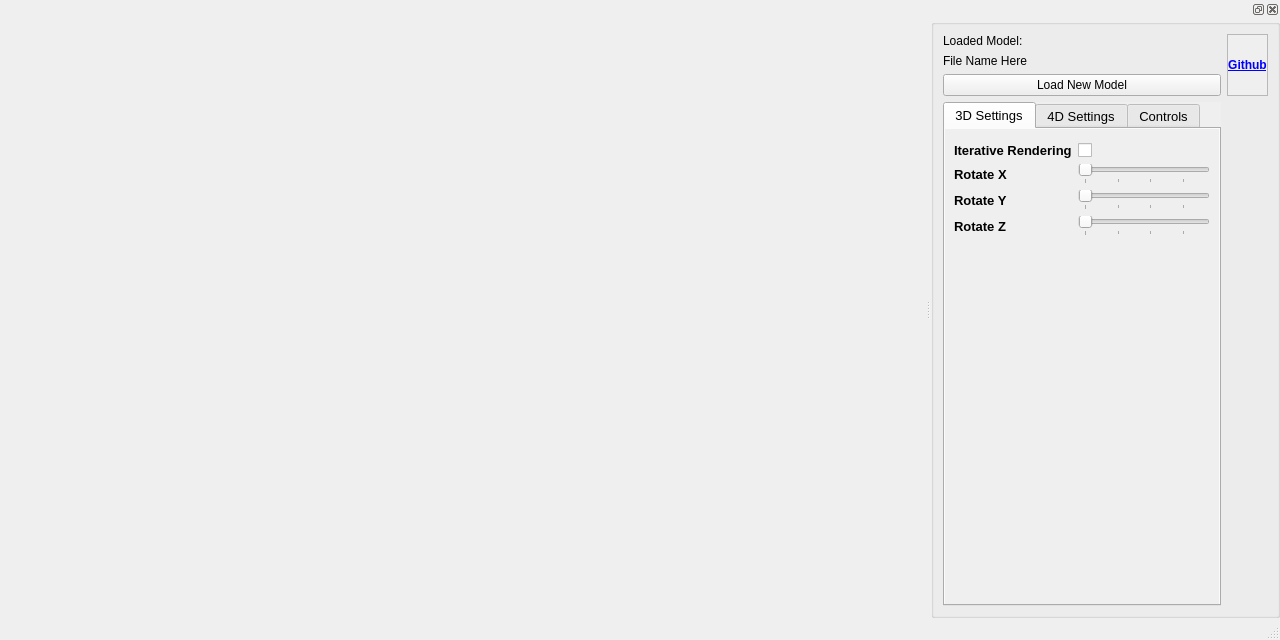
First picture: the form in src/MainWindow.ui, repository Luminic/NWAPW_RayTracer, before the edit.
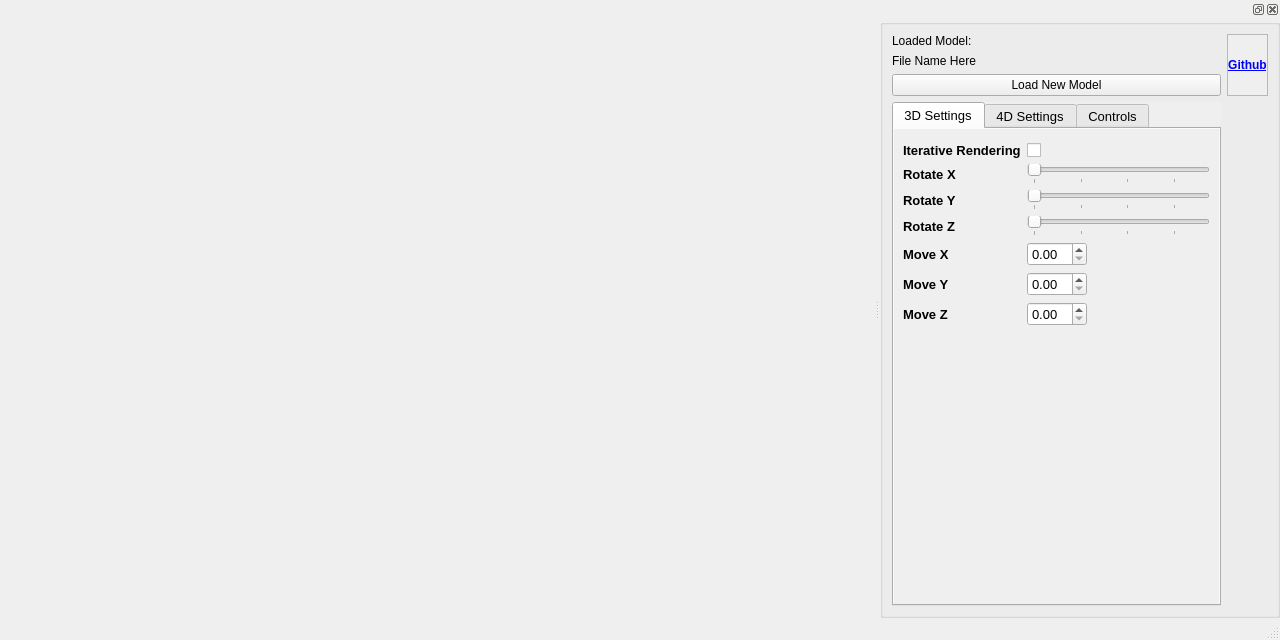
Second picture: the form after the edit. The open tabs and pages were chosen to show the change.

What changed in the file:
```diff
--- a/src/MainWindow.ui
+++ b/src/MainWindow.ui
@@ -16,6 +16,18 @@
   <widget class="QWidget" name="placeholder_widget"/>
   <widget class="QStatusBar" name="statusbar"/>
   <widget class="QDockWidget" name="dockWidget">
+   <property name="sizePolicy">
+    <sizepolicy hsizetype="Minimum" vsizetype="Preferred">
+     <horstretch>0</horstretch>
+     <verstretch>0</verstretch>
+    </sizepolicy>
+   </property>
+   <property name="minimumSize">
+    <size>
+     <width>400</width>
+     <height>421</height>
+    </size>
+   </property>
    <attribute name="dockWidgetArea">
     <number>2</number>
    </attribute>
@@ -197,6 +209,54 @@
              </property>
             </widget>
            </item>
+           <item row="4" column="0">
+            <widget class="QLabel" name="label_10">
+             <property name="font">
+              <font>
+               <weight>75</weight>
+               <bold>true</bold>
+              </font>
+             </property>
+             <property name="text">
+              <string>Move X</string>
+             </property>
+            </widget>
+           </item>
+           <item row="4" column="1">
+            <widget class="QDoubleSpinBox" name="doubleSpinBox"/>
+           </item>
+           <item row="5" column="0">
+            <widget class="QLabel" name="label_11">
+             <property name="font">
+              <font>
+               <weight>75</weight>
+               <bold>true</bold>
+              </font>
+             </property>
+             <property name="text">
+              <string>Move Y</string>
+             </property>
+            </widget>
+           </item>
+           <item row="5" column="1">
+            <widget class="QDoubleSpinBox" name="doubleSpinBox_2"/>
+           </item>
+           <item row="6" column="0">
+            <widget class="QLabel" name="label_12">
+             <property name="font">
+              <font>
+               <weight>75</weight>
+               <bold>true</bold>
+              </font>
+             </property>
+             <property name="text">
+              <string>Move Z</string>
+             </property>
+            </widget>
+           </item>
+           <item row="6" column="1">
+            <widget class="QDoubleSpinBox" name="doubleSpinBox_3"/>
+           </item>
           </layout>
          </item>
         </layout>
```
Left out of the diff: 18 changed lines with no effect on the pictures.
